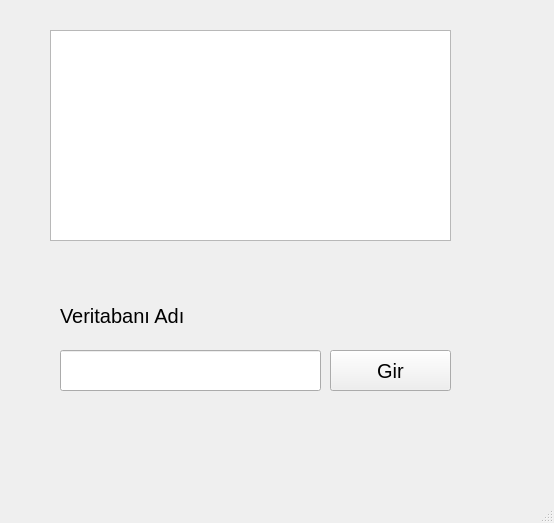
Above: choose_db.ui from birhann/mysql-management-app before the change. Below: the same form after it.
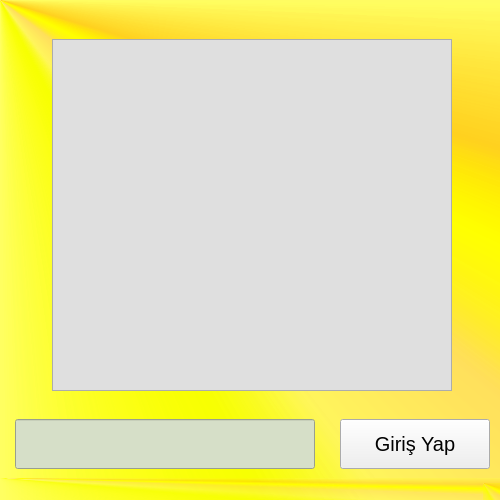
That is the form after the change.

```diff
--- a/choose_db.ui
+++ b/choose_db.ui
@@ -6,70 +6,133 @@
    <rect>
     <x>0</x>
     <y>0</y>
-    <width>554</width>
-    <height>523</height>
+    <width>500</width>
+    <height>500</height>
    </rect>
   </property>
+  <property name="minimumSize">
+   <size>
+    <width>500</width>
+    <height>500</height>
+   </size>
+  </property>
+  <property name="maximumSize">
+   <size>
+    <width>500</width>
+    <height>500</height>
+   </size>
+  </property>
   <property name="windowTitle">
-   <string>MainWindow</string>
+   <string>Veri Tabanı Yönetimi</string>
+  </property>
+  <property name="styleSheet">
+   <string notr="true">background-color: qconicalgradient(cx:0, cy:0, angle:135, stop:0 rgba(255, 255, 0, 69), stop:0.375 rgba(255, 255, 0, 69), stop:0.423533 rgba(251, 255, 0, 145), stop:0.45 rgba(247, 255, 0, 208), stop:0.477581 rgba(255, 244, 71, 130), stop:0.518717 rgba(255, 218, 71, 130), stop:0.55 rgba(255, 255, 0, 255), stop:0.57754 rgba(255, 203, 0, 130), stop:0.625 rgba(255, 255, 0, 69), stop:1 rgba(255, 255, 0, 69));</string>
   </property>
   <widget class="QWidget" name="centralwidget">
-   <widget class="QTableView" name="dbtable">
-    <property name="geometry">
-     <rect>
-      <x>50</x>
-      <y>30</y>
-      <width>401</width>
-      <height>211</height>
-     </rect>
-    </property>
-   </widget>
-   <widget class="QLabel" name="label">
-    <property name="geometry">
-     <rect>
-      <x>60</x>
-      <y>290</y>
-      <width>201</width>
-      <height>51</height>
-     </rect>
-    </property>
-    <property name="font">
-     <font>
-      <pointsize>15</pointsize>
-     </font>
-    </property>
-    <property name="text">
-     <string>Veritabanı Adı</string>
-    </property>
-   </widget>
-   <widget class="QPushButton" name="button_gir">
-    <property name="geometry">
-     <rect>
-      <x>330</x>
-      <y>350</y>
-      <width>121</width>
-      <height>41</height>
-     </rect>
-    </property>
-    <property name="font">
-     <font>
-      <pointsize>15</pointsize>
-     </font>
-    </property>
-    <property name="text">
-     <string>Gir</string>
-    </property>
-   </widget>
-   <widget class="QLineEdit" name="txt_db">
-    <property name="geometry">
-     <rect>
-      <x>60</x>
-      <y>350</y>
-      <width>261</width>
-      <height>41</height>
-     </rect>
-    </property>
-   </widget>
+   <layout class="QHBoxLayout" name="horizontalLayout_2">
+    <item>
+     <layout class="QVBoxLayout" name="verticalLayout" stretch="0,0">
+      <property name="spacing">
+       <number>25</number>
+      </property>
+      <property name="sizeConstraint">
+       <enum>QLayout::SetDefaultConstraint</enum>
+      </property>
+      <property name="leftMargin">
+       <number>5</number>
+      </property>
+      <property name="topMargin">
+       <number>30</number>
+      </property>
+      <property name="rightMargin">
+       <number>0</number>
+      </property>
+      <property name="bottomMargin">
+       <number>0</number>
+      </property>
+      <item alignment="Qt::AlignHCenter">
+       <widget class="QTableView" name="dbtable">
+        <property name="minimumSize">
+         <size>
+          <width>400</width>
+          <height>0</height>
+         </size>
+        </property>
+        <property name="styleSheet">
+         <string notr="true">background-color:rgb(223, 223, 223);
+</string>
+        </property>
+       </widget>
+      </item>
+      <item>
+       <layout class="QHBoxLayout" name="horizontalLayout">
+        <property name="topMargin">
+         <number>3</number>
+        </property>
+        <item>
+         <widget class="QLineEdit" name="txt_db">
+          <property name="enabled">
+           <bool>false</bool>
+          </property>
+          <property name="minimumSize">
+           <size>
+            <width>300</width>
+            <height>50</height>
+           </size>
+          </property>
+          <property name="maximumSize">
+           <size>
+            <width>300</width>
+            <height>50</height>
+           </size>
+          </property>
+          <property name="font">
+           <font>
+            <pointsize>15</pointsize>
+           </font>
+          </property>
+          <property name="styleSheet">
+           <string notr="true">background-color:rgb(214, 223, 200);
+color: rgb(65, 65, 65);
+</string>
+          </property>
+          <property name="text">
+           <string/>
+          </property>
+         </widget>
+        </item>
+        <item>
+         <widget class="QPushButton" name="button_gir">
+          <property name="minimumSize">
+           <size>
+            <width>150</width>
+            <height>50</height>
+           </size>
+          </property>
+          <property name="maximumSize">
+           <size>
+            <width>150</width>
+            <height>50</height>
+           </size>
+          </property>
+          <property name="font">
+           <font>
+            <pointsize>15</pointsize>
+           </font>
+          </property>
+          <property name="styleSheet">
+           <string notr="true">background-color:none</string>
+          </property>
+          <property name="text">
+           <string>Giriş Yap</string>
+          </property>
+         </widget>
+        </item>
+       </layout>
+      </item>
+     </layout>
+    </item>
+   </layout>
   </widget>
   <widget class="QMenuBar" name="menubar">
    <property name="geometry">
```
Left out of the diff: 2 changed lines with no effect on the pictures.
